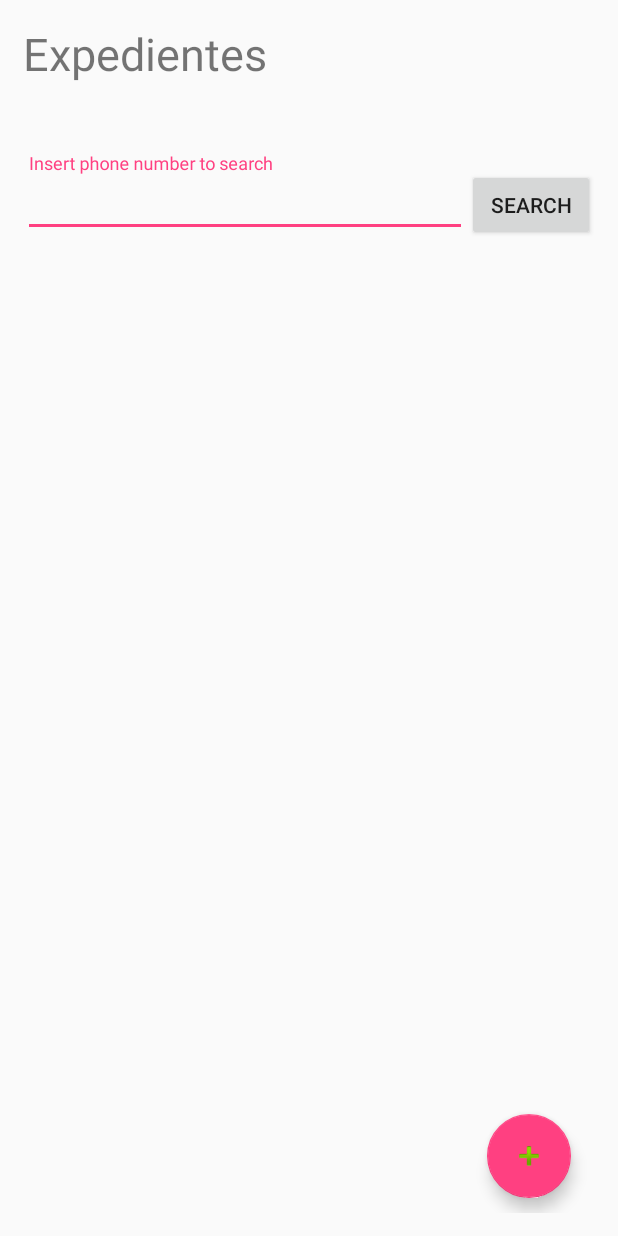
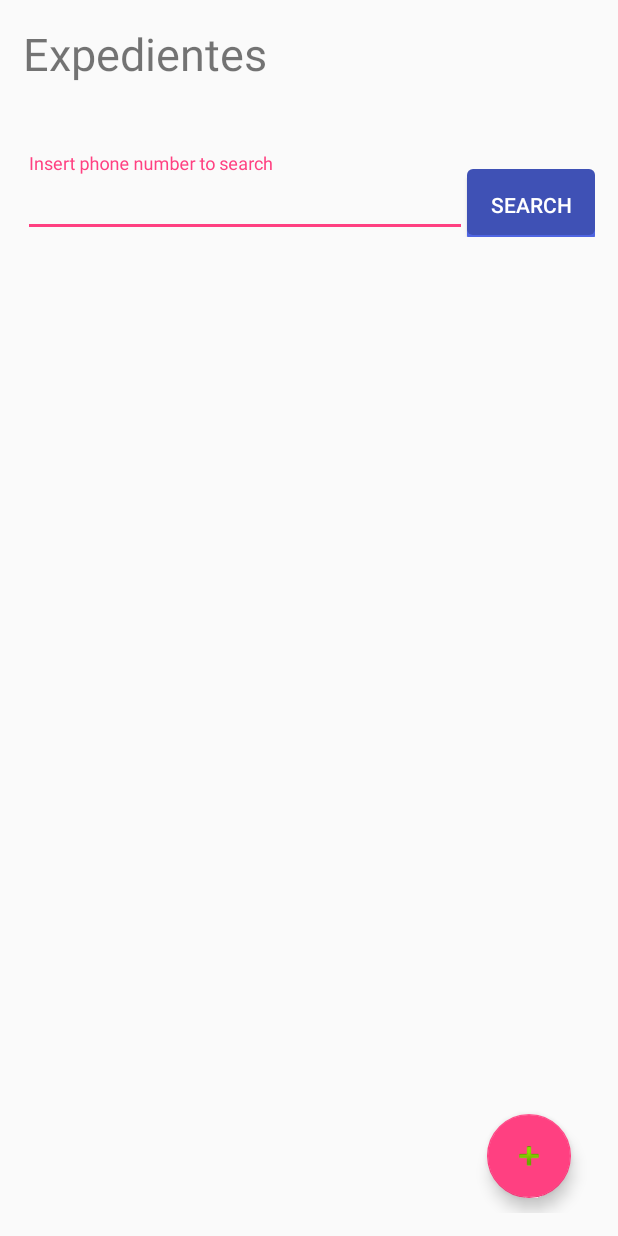
Before and after one commit to AngelNH/HandDoctor, an Android app: the ActivityExpedient screen opened directly, with no data from a screen before it, on a phone screen of 412 x 824 dp. Run offline under Robolectric (Android 15) with nearby library versions, the light colour scheme and no system bars; our stand-ins replace Firebase (no records; nobody signed in at launch, a user with empty details on screens opened directly).

Commit message:
Commit 2 am

```diff
--- a/app/src/main/res/layout/activity_expedient.xml
+++ b/app/src/main/res/layout/activity_expedient.xml
@@ -68,7 +68,9 @@
                 android:layout_width="0dp"
                 android:layout_height="wrap_content"
                 android:layout_weight=".2"
-                android:text="Search" />
+                android:text="Search"
+                android:textColor="@color/colorLogIng"
+                android:background="@drawable/boton_recetar"/>
         </LinearLayout>
 
 
```
